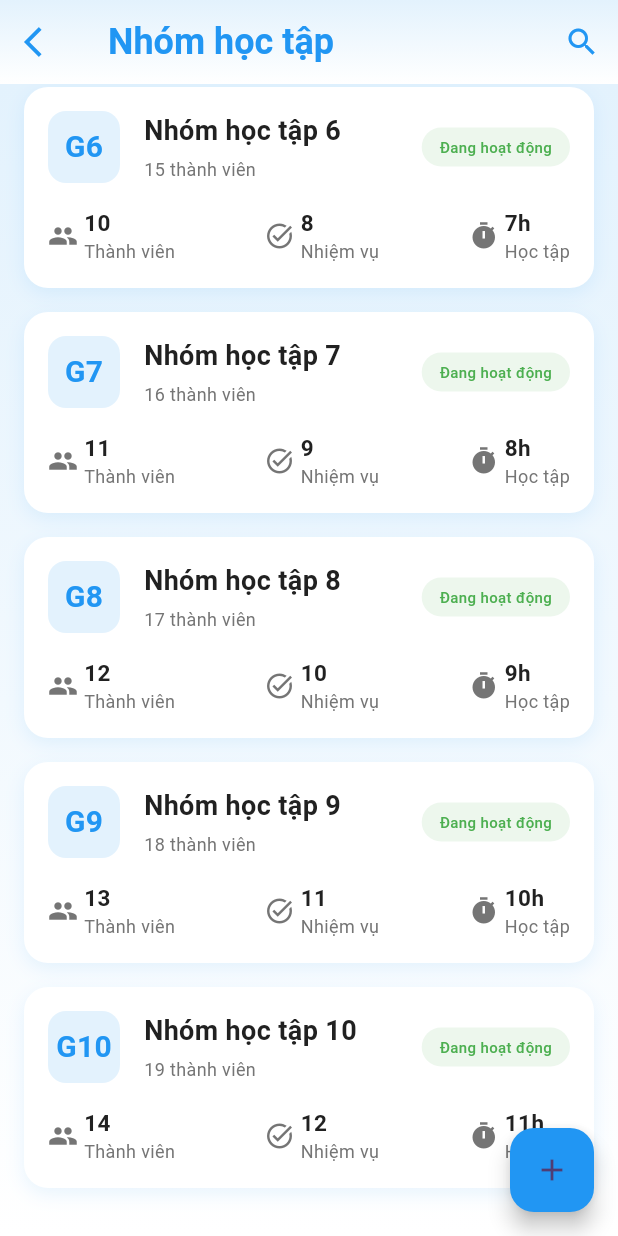
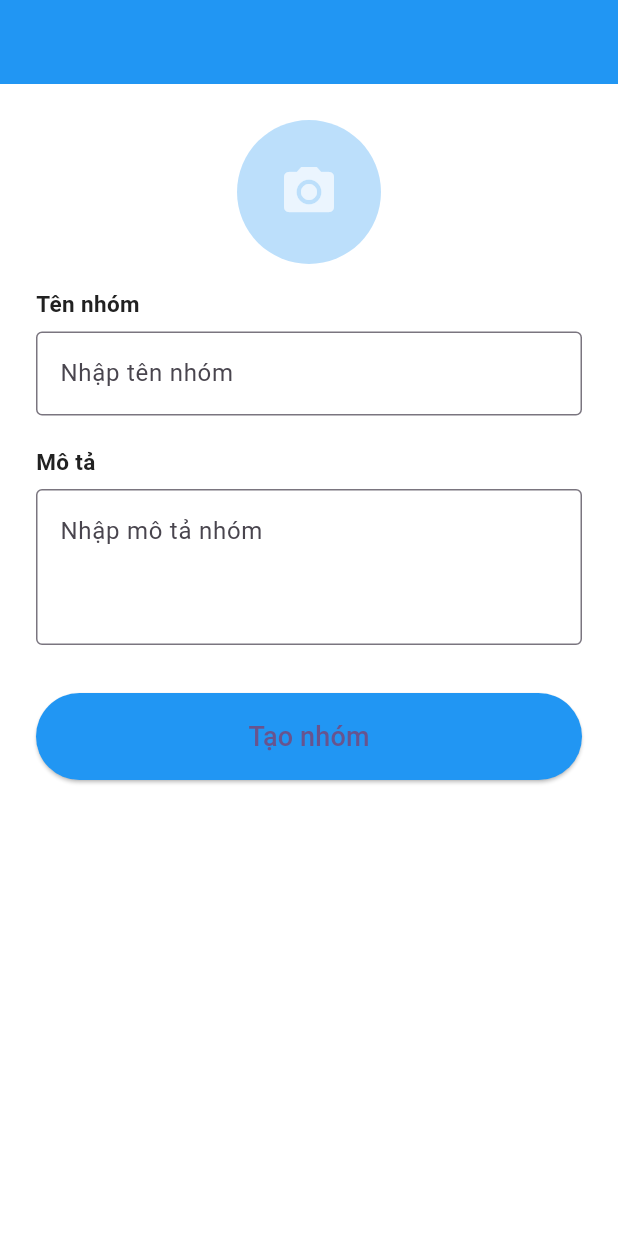
Before and after one commit to phuc1st/engenius-app-frontend, a Flutter app: the GroupListScreen screen opened directly, scrolled down 764 dp, after a tap on the "add" icon, on a phone screen of 412 x 824 dp. Run offline on Flutter 3.47's test engine with Material 3 defaults, Android fonts, the phone set to English and light mode, and no system bars; our stand-ins replace audioplayers, dio, flutter_dotenv, flutter_riverpod, flutter_secure_storage, flutter_tts and 3 more; missing offline and left inert: flutter_webrtc; accounts and stored records are empty; network calls fail.

Commit message:
impl create_group_screen.dart, add timer for toeic_test_screen

```diff
--- a/lib/main.dart
+++ b/lib/main.dart
@@ -17,6 +17,7 @@ import 'package:toeic/ui/learn_vocabulary/flash_card/widgets/flash_card_screen.d
 import 'package:toeic/ui/learn_vocabulary/vocabulary/widgets/vocabulary_screen.dart';
 import 'package:toeic/ui/profile/widgets/edit_profile_screen.dart';
 import 'package:toeic/ui/profile/widgets/profile_screen.dart';
+import 'package:toeic/ui/study_group/widgets/create_group_screen.dart';
 import 'package:toeic/ui/study_group/widgets/group_detail_screen.dart';
 import 'package:toeic/ui/study_group/widgets/group_list_screen.dart';
 import 'package:toeic/ui/study_group/widgets/study_session_screen.dart';
@@ -76,7 +77,7 @@ class MyApp extends ConsumerWidget {
       ),
       // initialRoute: Routes.grammar,
       // onGenerateRoute: generateRoute
-      home: GroupListScreen()
+      home: ToeicTestScreen(testId: 2,)
     );
   }
 }
--- /dev/null
+++ b/lib/ui/study_group/widgets/create_group_screen.dart
@@ -0,0 +1,138 @@
+import 'dart:io';
+import 'package:flutter/material.dart';
+import 'package:image_picker/image_picker.dart';
+import 'package:dio/dio.dart';
+import '../../../utils/app_colors.dart';
+import '../../../utils/app_text_styles.dart';
+
+class CreateGroupScreen extends StatefulWidget {
+  const CreateGroupScreen({super.key});
+
+  @override
+  State<CreateGroupScreen> createState() => _CreateGroupScreenState();
+}
+
+class _CreateGroupScreenState extends State<CreateGroupScreen> {
+  final TextEditingController _nameController = TextEditingController();
+  final TextEditingController _descController = TextEditingController();
+  final _formKey = GlobalKey<FormState>();
+  bool _isLoading = false;
+  File? _avatarFile;
+
+  Future<void> _pickAvatar() async {
+    final picker = ImagePicker();
+    final picked = await picker.pickImage(source: ImageSource.gallery);
+    if (picked != null) {
+      setState(() {
+        _avatarFile = File(picked.path);
+      });
+    }
+  }
+
+  @override
+  Widget build(BuildContext context) {
+    return Scaffold(
+      appBar: AppBar(
+        title: const Text('Tạo nhóm học tập'),
+        backgroundColor: AppColors.primary,
+      ),
+      body: Padding(
+        padding: const EdgeInsets.all(24.0),
+        child: Form(
+          key: _formKey,
+          child: ListView(
+            children: [
+              Center(
+                child: GestureDetector(
+                  onTap: _pickAvatar,
+                  child: CircleAvatar(
+                    radius: 48,
+                    backgroundImage: _avatarFile != null ? FileImage(_avatarFile!) : null,
+                    child: _avatarFile == null
+                        ? const Icon(Icons.camera_alt, size: 40, color: Colors.white70)
+                        : null,
+                    backgroundColor: AppColors.primary.withOpacity(0.3),
+                  ),
+                ),
+              ),
+              const SizedBox(height: 16),
+              Text('Tên nhóm', style: AppTextStyles.titleMedium),
+              const SizedBox(height: 8),
+              TextFormField(
+                controller: _nameController,
+                decoration: const InputDecoration(
+                  border: OutlineInputBorder(),
+                  hintText: 'Nhập tên nhóm',
+                ),
+                validator: (value) => value == null || value.isEmpty ? 'Vui lòng nhập tên nhóm' : null,
+              ),
+              const SizedBox(height: 20),
+              Text('Mô tả', style: AppTextStyles.titleMedium),
+              const SizedBox(height: 8),
+              TextFormField(
+                controller: _descController,
+                decoration: const InputDecoration(
+                  border: OutlineInputBorder(),
+                  hintText: 'Nhập mô tả nhóm',
+                ),
+                maxLines: 3,
+              ),
+              const SizedBox(height: 32),
+              SizedBox(
+                width: double.infinity,
+                child: ElevatedButton(
+                  style: ElevatedButton.styleFrom(
+                    backgroundColor: AppColors.primary,
+                    padding: const EdgeInsets.symmetric(vertical: 16),
+                  ),
+                  onPressed: _isLoading ? null : _onCreateGroup,
+                  child: _isLoading
+                      ? const CircularProgressIndicator(color: Colors.white)
+                      : const Text('Tạo nhóm', style: TextStyle(fontSize: 18)),
+                ),
+              ),
+            ],
+          ),
+        ),
+      ),
+    );
+  }
+
+  void _onCreateGroup() async {
+    if (!_formKey.currentState!.validate()) return;
+    setState(() => _isLoading = true);
+
+    try {
+      final dio = Dio();
+      final formData = FormData.fromMap({
+        'name': _nameController.text,
+        'description': _descController.text,
+        if (_avatarFile != null)
+          'avatar': await MultipartFile.fromFile(_avatarFile!.path, filename: _avatarFile!.path.split('/').last),
+      });
+
+      final response = await dio.post(
+        'http://<YOUR_BACKEND_URL>/api/groups', // Đổi lại endpoint phù hợp
+        data: formData,
+        options: Options(
+          contentType: 'multipart/form-data',
+        ),
+      );
+
+      setState(() => _isLoading = false);
+
+      if (response.statusCode == 200 || response.statusCode == 201) {
+        if (mounted) Navigator.pop(context, true);
+      } else {
+        ScaffoldMessenger.of(context).showSnackBar(
+          const SnackBar(content: Text('Tạo nhóm thất bại!')),
+        );
+      }
+    } catch (e) {
+      setState(() => _isLoading = false);
+      ScaffoldMessenger.of(context).showSnackBar(
+        SnackBar(content: Text('Lỗi: $e')),
+      );
+    }
+  }
+}
--- a/lib/ui/study_group/widgets/group_list_screen.dart
+++ b/lib/ui/study_group/widgets/group_list_screen.dart
@@ -1,4 +1,5 @@
 import 'package:flutter/material.dart';
+import 'package:toeic/ui/study_group/widgets/create_group_screen.dart';
 import '../../../utils/app_text_styles.dart';
 import '../../../utils/app_colors.dart';
 import '../../../utils/gradient_app_bar.dart';
@@ -50,8 +51,14 @@ class GroupListScreen extends StatelessWidget {
         ),
       ),
       floatingActionButton: FloatingActionButton(
-        onPressed: () {
-          // TODO: Navigate to create group
+        onPressed: () async {
+          final result = await Navigator.push(
+            context,
+            MaterialPageRoute(builder: (context) => const CreateGroupScreen()),
+          );
+          if (result == true) {
+            // TODO: Refresh lại danh sách nhóm nếu cần
+          }
         },
         backgroundColor: AppColors.primary,
         child: const Icon(Icons.add),
--- a/lib/ui/toeic_practice/toeic_test_page/widgets/question_widget.dart
+++ b/lib/ui/toeic_practice/toeic_test_page/widgets/question_widget.dart
@@ -16,6 +16,7 @@ class QuestionWidget extends StatelessWidget {
   @override
   Widget build(BuildContext context) {
     return Container(
+      width: double.infinity,
       padding: EdgeInsets.all(12),
       decoration: BoxDecoration(
         color: Colors.white,
--- a/pubspec.yaml
+++ b/pubspec.yaml
@@ -45,6 +45,7 @@ dependencies:
   flutter_webrtc: ^0.13.1+hotfix.1
   web_socket_channel: ^3.0.3
   socket_io_client: ^3.1.2
+  image_picker: ^1.1.2
 
 dev_dependencies:
   flutter_test:
```
Also changed, not shown: lib/ui/toeic_practice/toeic_test_page/widgets/test_timer_widget.dart (added, +62 -0 lines), lib/ui/toeic_practice/toeic_test_page/widgets/toeic_test_screen.dart (+5 -5 lines), pubspec.lock.
